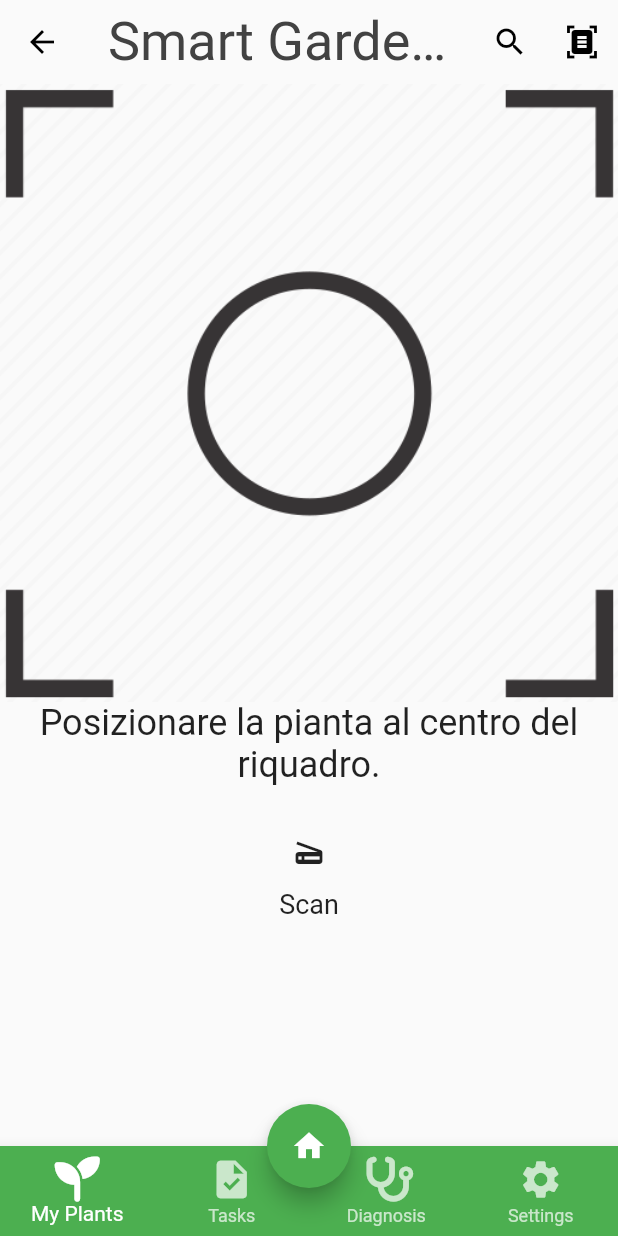
After one commit to LucaR01/SmartGardeningApp, a Flutter app: the ScanPage screen opened by its route, on a phone screen of 412 x 824 dp. The commit adds this screen. Run offline on Flutter 3.47's test engine with Material 2 defaults, Android fonts, the phone set to English and light mode, and no system bars; our stand-ins replace font_awesome_flutter.

Commit message:
Add scan screen

```diff
--- a/smart_gardening_app/lib/routes/routes_generator.dart
+++ b/smart_gardening_app/lib/routes/routes_generator.dart
@@ -1,4 +1,5 @@
 import 'package:flutter/material.dart';
+import 'package:smart_gardening_app/screens/error_screen/error_screen.dart';
 import 'package:smart_gardening_app/screens/my_plants/my_plants_screen.dart';
 import 'package:smart_gardening_app/screens/settings/settings_screen.dart';
 import 'package:smart_gardening_app/screens/tasks/tasks_screen.dart';
@@ -6,6 +7,7 @@ import 'package:smart_gardening_app/screens/tasks/tasks_screen.dart';
 import '../main.dart';
 import '../screens/diagnosis/diagnosis_screen.dart';
 import '../screens/home/home_screen.dart';
+import '../screens/scan/scan_screen.dart';
 import '../screens/splash/splash_screen.dart';
 
 //TODO: o chiamarli tutti screen o chiamarli tutti pages!
@@ -15,7 +17,7 @@ class RouteGenerator {
     final args = settings.arguments;
 
     switch (settings.name) {
-      case '/home':
+      case '/':
         return MaterialPageRoute(builder: (_) => HomePage());
       case '/splash':
         return MaterialPageRoute(builder: (_) => Splash());
@@ -27,6 +29,8 @@ class RouteGenerator {
         return MaterialPageRoute(builder: (_) => DiagnosisScreen());
       case '/settings':
         return MaterialPageRoute(builder: (_) => SettingsScreen());
+      case '/scan':
+        return MaterialPageRoute(builder: (_) => ScanPage());
       default:
         return _errorRoute();
     }
@@ -35,6 +39,7 @@ class RouteGenerator {
   //TODO: da aggiornare
   static Route<dynamic> _errorRoute() {
     return MaterialPageRoute(builder: (_) {
+      //return FlashErrorScreen(); //TODO: uncomment
       return Scaffold(
         appBar: AppBar(
           title: Text('Error'),
--- /dev/null
+++ b/smart_gardening_app/lib/screens/scan/scan_screen.dart
@@ -0,0 +1,60 @@
+import 'package:flutter/material.dart';
+import 'package:smart_gardening_app/widgets/FAB/FABWidget.dart';
+import 'package:smart_gardening_app/widgets/bottom_navigation_bar/custom_bottom_navigation_bar.dart';
+
+import '../../widgets/app_bar/app_bar.dart';
+
+//TODO: scan_screens/scan_screen/
+//TODO: scan_screens/scan_result_screen/
+
+class ScanPage extends StatelessWidget {
+  const ScanPage({Key? key}) : super(key: key);
+
+  @override
+  Widget build(BuildContext context) {
+    return Scaffold(
+      floatingActionButtonLocation: FloatingActionButtonLocation.centerDocked,
+      floatingActionButton: const FABWidget(),
+      appBar: const AppBarWidget(),
+      bottomNavigationBar: const CustomBottomNavigationBar(),
+      body: SafeArea(
+        child: Center(
+          child: Column(
+            children: <Widget>[
+              const Image(
+                image: AssetImage(
+                    "assets/images/camera-focus-frame-objective-photo.png"),
+                    //width: 256, //TODO: remove?
+              ),
+              const Text(
+                "Posizionare la pianta al centro del riquadro.",
+                textAlign: TextAlign.center,
+                style: TextStyle(
+                  fontSize: 24,
+                ),
+              ),
+              const SizedBox(height: 20),
+              IconButton(
+                onPressed: () {},
+                icon: const Icon(Icons.scanner), //TODO: update icon
+                ),
+              const Text(
+                'Scan',
+                style: TextStyle(
+                  fontSize: 18,
+                ),
+              ),
+              /*ElevatedButton(
+                onPressed: (){},
+                child: IconButton(
+                  onPressed: (){},
+                  icon: const Icon(Icons.scanner),
+                ),
+                )*/
+            ],
+          ),
+        ),
+      ),
+    );
+  }
+}
```
Also changed, not shown: smart_gardening_app/lib/utils/utils.dart (+10 -28 lines).
